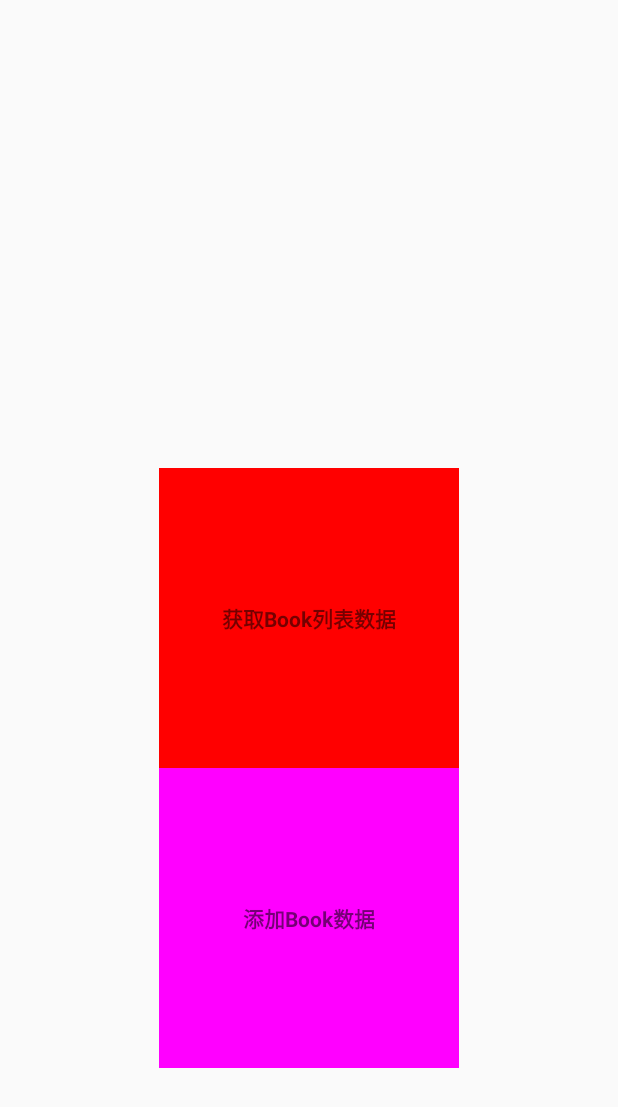
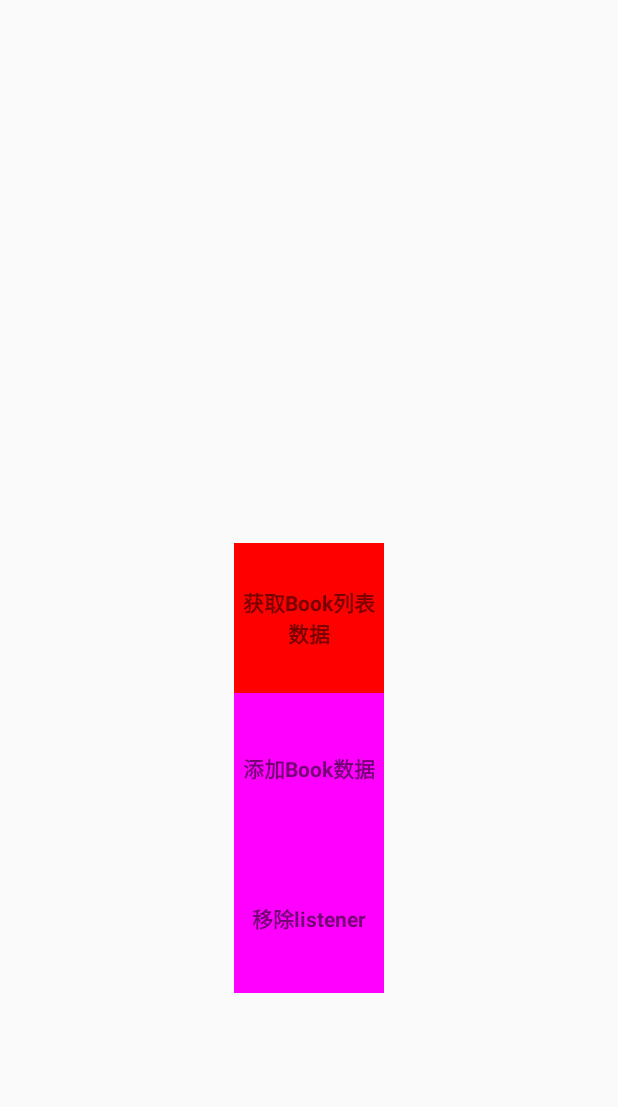
Before and after one commit to MitchZhang/Learn, an Android app: the AidlActivity screen opened directly, with no data from a screen before it, on a phone screen of 412 x 824 dp. Shown: the top 1107 px of the screen. Run offline under Robolectric (Android 15) with nearby library versions, the phone set to English and light mode, and no system bars; libraries missing offline, so code that uses them is left out: com.blankj.utilcode; 5 statements that could not run were skipped.

Commit message:
RemoteCallList 来夸进程管理 listener

```diff
--- a/app/src/main/AndroidManifest.xml
+++ b/app/src/main/AndroidManifest.xml
@@ -23,7 +23,7 @@
         </activity>
 
         <activity android:name=".ipc.binder.BinderActivity" />
-        <activity android:name=".ipc.binder.AidlActivity" />
+        <activity android:name=".ipc.binder.aidl.AidlActivity" />
         <activity android:name=".ipc.binder.bundle.BundleActivity" />
         <activity android:name=".ipc.binder.messenger.MessengerActivity" />
 
--- a/app/src/main/java/com/mitch/learnandroid/ipc/binder/aidl/Book.java
+++ b/app/src/main/aidl/com/mitch/learnandroid/ipc/binder/aidl/Book.java
@@ -2,6 +2,7 @@ package com.mitch.learnandroid.ipc.binder.aidl;
 
 import android.os.Parcel;
 import android.os.Parcelable;
+
 /**
  * @Class: Book
  * @Description:
--- a/app/src/main/java/com/mitch/learnandroid/ipc/binder/AidlActivity.kt
+++ b/app/src/main/java/com/mitch/learnandroid/ipc/binder/aidl/AidlActivity.kt
@@ -1,4 +1,4 @@
-package com.mitch.learnandroid.ipc.binder
+package com.mitch.learnandroid.ipc.binder.aidl
 
 import android.app.Activity
 import android.content.ComponentName
@@ -6,11 +6,11 @@ import android.content.Intent
 import android.content.ServiceConnection
 import android.os.Bundle
 import android.os.IBinder
+import android.util.Log
 import android.widget.TextView
 import com.blankj.utilcode.util.LogUtils
+import com.blankj.utilcode.util.ToastUtils
 import com.mitch.learnandroid.R
-import com.mitch.learnandroid.ipc.binder.aidl.Book
-import com.mitch.learnandroid.ipc.binder.aidl.IBookManager
 import java.lang.Exception
 
 /**
@@ -21,12 +21,14 @@ import java.lang.Exception
  */
 class AidlActivity : Activity() {
 
-    private var mBinder : IBookManager ?= null
+    private var mBinder: IBookManager? = null
 
     private var mServiceConnection = object : ServiceConnection {
         override fun onServiceConnected(p0: ComponentName, p1: IBinder?) {
             LogUtils.e("onServiceConnected")
             mBinder = IBookManager.Stub.asInterface(p1)
+            LogUtils.e("添加监听  hashCOde：${mBookArriveListener.hashCode()}")
+            mBinder?.registListener(mBookArriveListener)
         }
 
         override fun onServiceDisconnected(p0: ComponentName) {
@@ -35,8 +37,29 @@ class AidlActivity : Activity() {
         }
     }
 
+    private var mBookArriveListener = object : INewBookAriveListener.Stub() {
+        override fun basicTypes(
+            anInt: Int,
+            aLong: Long,
+            aBoolean: Boolean,
+            aFloat: Float,
+            aDouble: Double,
+            aString: String?
+        ) {
+
+        }
+
+        override fun onNewBookArrive(book: Book) {
+            //要切换到UI线程调用 , 这里是服务器Binder的线程，子线程不能更新UI 需切换到UI线程操作
+            LogUtils.e("onNewBookArrive:当前线程${Thread.currentThread().id}")
+            LogUtils.e("onNewBookArrive:$book")
+//            findViewById<TextView>(R.id.getBookList).text = "会crash吗"
+        }
+    }
+
     override fun onCreate(savedInstanceState: Bundle?) {
         super.onCreate(savedInstanceState)
+        LogUtils.e("UI线程:${Thread.currentThread().id}")
         setContentView(R.layout.activity_aidl)
         bindService()
         findViewById<TextView>(R.id.getBookList).setOnClickListener {
@@ -52,11 +75,19 @@ class AidlActivity : Activity() {
                 mBinder?.addBook(book)
                 val result = mBinder?.bookList
                 LogUtils.e("添加书籍之后:$result")
-            }catch (e:Exception){
+            } catch (e: Exception) {
                 e.printStackTrace()
                 LogUtils.e("添加book出错:${e.message}")
             }
         }
+
+        findViewById<TextView>(R.id.removeListener).setOnClickListener {
+            //note 移除不了监听，因为就不是一个对象。 夸进程传输，不是同一个对象
+            //跨进程传输对象，经过序列化 和 反序列化之后就不是同一个对象，hashCode值也不同
+            val result = mBinder?.unRegistListener(mBookArriveListener)
+            LogUtils.e("移除监听之后:$result")
+        }
+
     }
 
     private fun bindService() {
@@ -67,6 +98,8 @@ class AidlActivity : Activity() {
 
     override fun onDestroy() {
         super.onDestroy()
+        LogUtils.e("onDestroy")
+        mBinder?.unRegistListener(mBookArriveListener)
         unbindService(mServiceConnection)
     }
 
--- a/app/src/main/java/com/mitch/learnandroid/ipc/binder/messenger/MessengerService.kt
+++ b/app/src/main/java/com/mitch/learnandroid/ipc/binder/messenger/MessengerService.kt
@@ -32,7 +32,6 @@ class MessengerService : Service() {
                         msg.replyTo?.send(replayMessage)
                     }
                 }
-
             }
         }
     }
--- a/app/src/main/java/com/mitch/learnandroid/ui/fragment/TestFragment.kt
+++ b/app/src/main/java/com/mitch/learnandroid/ui/fragment/TestFragment.kt
@@ -6,7 +6,7 @@ import com.kunminx.architecture.ui.page.BaseFragment
 import com.kunminx.architecture.ui.page.DataBindingConfig
 import com.mitch.learnandroid.BR
 import com.mitch.learnandroid.R
-import com.mitch.learnandroid.ipc.binder.AidlActivity
+import com.mitch.learnandroid.ipc.binder.aidl.AidlActivity
 import com.mitch.learnandroid.ipc.binder.BinderActivity
 import com.mitch.learnandroid.ipc.binder.messenger.MessengerActivity
 import com.mitch.learnandroid.ipc.binder.bundle.BundleActivity
@@ -36,7 +36,7 @@ class TestFragment : BaseFragment() {
         }
 
         fun toAidl(){
-            startActivity(Intent(activity,AidlActivity::class.java))
+            startActivity(Intent(activity, AidlActivity::class.java))
         }
 
         fun toBundle(){
--- a/app/src/main/res/layout/activity_aidl.xml
+++ b/app/src/main/res/layout/activity_aidl.xml
@@ -5,8 +5,8 @@
 
     <TextView
         android:id="@+id/getBookList"
-        android:layout_width="200dp"
-        android:layout_height="200dp"
+        android:layout_width="100dp"
+        android:layout_height="100dp"
         android:background="#ff0000"
         android:gravity="center"
         android:textStyle="bold"
@@ -15,8 +15,8 @@
 
     <TextView
         android:id="@+id/addBook"
-        android:layout_width="200dp"
-        android:layout_height="200dp"
+        android:layout_width="100dp"
+        android:layout_height="100dp"
         android:background="#ff00ff"
         android:gravity="center"
         android:textStyle="bold"
@@ -24,5 +24,16 @@
         android:layout_centerInParent="true"
         android:text="添加Book数据"/>
 
+    <TextView
+        android:id="@+id/removeListener"
+        android:layout_width="100dp"
+        android:layout_height="100dp"
+        android:background="#ff00ff"
+        android:gravity="center"
+        android:textStyle="bold"
+        android:layout_below="@id/addBook"
+        android:layout_centerInParent="true"
+        android:text="移除listener"/>
+
 
 </RelativeLayout>
```
Also changed, not shown: app/build.gradle (+11 -0 lines), app/src/main/java/com/mitch/learnandroid/ipc/binder/aidl/BookService.kt (+49 -4 lines), app/src/main/aidl/com/mitch/learnandroid/ipc/binder/aidl/IBookManager.aidl, app/src/main/aidl/com/mitch/learnandroid/ipc/binder/aidl/INewBookAriveListener.aidl (added), 1 other file.
